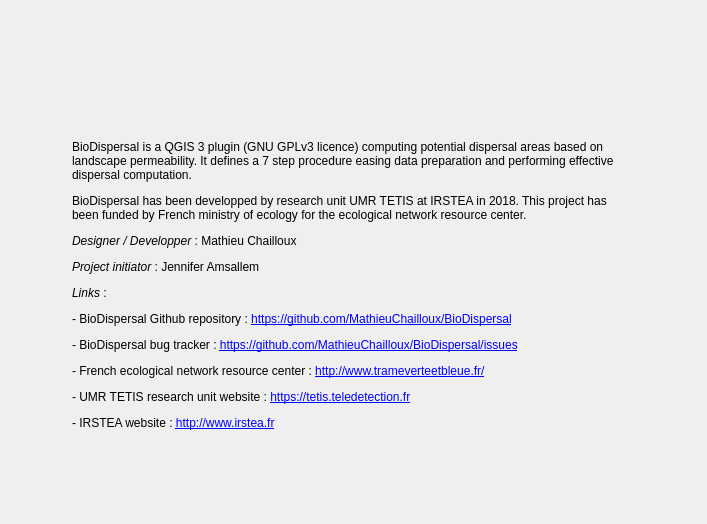
MathieuChailloux/BioDispersal, file BioDispersalAbout_dialog_base.ui: the form before one commit.
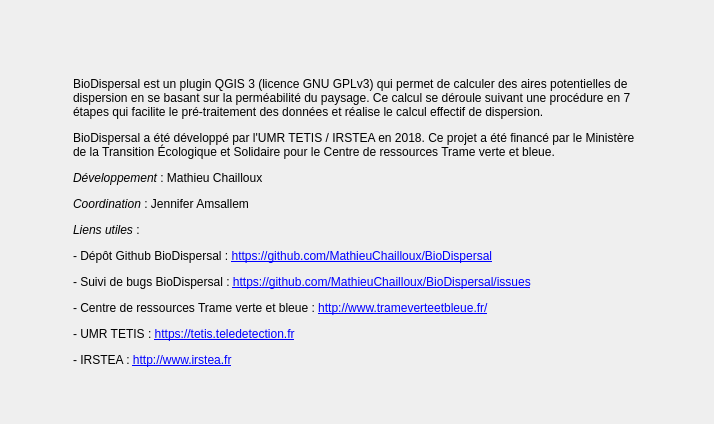
The form after the commit. Icons and pictures are not drawn.

Commit message: Welcome text + french version of about dialog

Diff of the .ui file:
```diff
--- a/BioDispersalAbout_dialog_base.ui
+++ b/BioDispersalAbout_dialog_base.ui
@@ -6,8 +6,8 @@
    <rect>
     <x>0</x>
     <y>0</y>
-    <width>707</width>
-    <height>524</height>
+    <width>714</width>
+    <height>424</height>
    </rect>
   </property>
   <property name="sizePolicy">
@@ -129,7 +129,7 @@
       </sizepolicy>
      </property>
      <property name="text">
-      <string>&lt;html&gt;&lt;head/&gt;&lt;body&gt;&lt;p&gt;&lt;br/&gt;&lt;/p&gt;&lt;p&gt;BioDispersal is a QGIS 3 plugin (GNU GPLv3 licence) computing potential dispersal areas based on landscape permeability. It defines a 7 step procedure easing data preparation and performing effective dispersal computation.&lt;/p&gt;&lt;p&gt;BioDispersal has been developped by research unit UMR TETIS at IRSTEA in 2018. This project has been funded by French ministry of ecology for the ecological network resource center.&lt;/p&gt;&lt;p&gt;&lt;span style=&quot; font-style:italic;&quot;&gt;Designer / Developper&lt;/span&gt; : Mathieu Chailloux&lt;/p&gt;&lt;p&gt;&lt;span style=&quot; font-style:italic;&quot;&gt;Project initiator&lt;/span&gt; : Jennifer Amsallem&lt;/p&gt;&lt;p&gt;&lt;span style=&quot; font-style:italic;&quot;&gt;Links&lt;/span&gt; :&lt;/p&gt;&lt;p&gt;- BioDispersal Github repository : &lt;a href=&quot;https://github.com/MathieuChailloux/BioDispersal&quot;&gt;&lt;span style=&quot; text-decoration: underline; color:#0000ff;&quot;&gt;https://github.com/MathieuChailloux/BioDispersal&lt;/span&gt;&lt;/a&gt;&lt;/p&gt;&lt;p&gt;- BioDispersal bug tracker : &lt;a href=&quot;https://github.com/MathieuChailloux/BioDispersal/issues&quot;&gt;&lt;span style=&quot; text-decoration: underline; color:#0000ff;&quot;&gt;https://github.com/MathieuChailloux/BioDispersal/issues&lt;/span&gt;&lt;/a&gt;&lt;/p&gt;&lt;p&gt;- French ecological network resource center : &lt;a href=&quot;http://www.trameverteetbleue.fr/&quot;&gt;&lt;span style=&quot; text-decoration: underline; color:#0000ff;&quot;&gt;http://www.trameverteetbleue.fr/&lt;/span&gt;&lt;/a&gt;&lt;/p&gt;&lt;p&gt;- UMR TETIS research unit website : &lt;a href=&quot;https://tetis.teledetection.fr&quot;&gt;&lt;span style=&quot; text-decoration: underline; color:#0000ff;&quot;&gt;https://tetis.teledetection.fr&lt;/span&gt;&lt;/a&gt;&lt;/p&gt;&lt;p&gt;- IRSTEA website : &lt;a href=&quot;http://www.irstea.fr&quot;&gt;&lt;span style=&quot; text-decoration: underline; color:#0000ff;&quot;&gt;http://www.irstea.fr&lt;/span&gt;&lt;/a&gt;&lt;br/&gt;&lt;/p&gt;&lt;/body&gt;&lt;/html&gt;</string>
+      <string>&lt;html&gt;&lt;head/&gt;&lt;body&gt;&lt;p&gt;BioDispersal est un plugin QGIS 3 (licence GNU GPLv3) qui permet de calculer des aires potentielles de dispersion en se basant sur la perméabilité du paysage. Ce calcul se déroule suivant une procédure en 7 étapes qui facilite le pré-traitement des données et réalise le calcul effectif de dispersion. &lt;/p&gt;&lt;p&gt;BioDispersal a été développé par l'UMR TETIS / IRSTEA en 2018. Ce projet a été financé par le Ministère de la Transition Écologique et Solidaire pour le Centre de ressources Trame verte et bleue.&lt;/p&gt;&lt;p&gt;&lt;span style=&quot; font-style:italic;&quot;&gt;Développement &lt;/span&gt;: Mathieu Chailloux&lt;/p&gt;&lt;p&gt;&lt;span style=&quot; font-style:italic;&quot;&gt;Coordination&lt;/span&gt; : Jennifer Amsallem&lt;/p&gt;&lt;p&gt;&lt;span style=&quot; font-style:italic;&quot;&gt;Liens utiles&lt;/span&gt; :&lt;/p&gt;&lt;p&gt;- Dépôt Github BioDispersal : &lt;a href=&quot;https://github.com/MathieuChailloux/BioDispersal&quot;&gt;&lt;span style=&quot; text-decoration: underline; color:#0000ff;&quot;&gt;https://github.com/MathieuChailloux/BioDispersal&lt;/span&gt;&lt;/a&gt;&lt;/p&gt;&lt;p&gt;- Suivi de bugs BioDispersal : &lt;a href=&quot;https://github.com/MathieuChailloux/BioDispersal/issues&quot;&gt;&lt;span style=&quot; text-decoration: underline; color:#0000ff;&quot;&gt;https://github.com/MathieuChailloux/BioDispersal/issues&lt;/span&gt;&lt;/a&gt;&lt;/p&gt;&lt;p&gt;- Centre de ressources Trame verte et bleue : &lt;a href=&quot;http://www.trameverteetbleue.fr/&quot;&gt;&lt;span style=&quot; text-decoration: underline; color:#0000ff;&quot;&gt;http://www.trameverteetbleue.fr/&lt;/span&gt;&lt;/a&gt;&lt;/p&gt;&lt;p&gt;- UMR TETIS : &lt;a href=&quot;https://tetis.teledetection.fr&quot;&gt;&lt;span style=&quot; text-decoration: underline; color:#0000ff;&quot;&gt;https://tetis.teledetection.fr&lt;/span&gt;&lt;/a&gt;&lt;/p&gt;&lt;p&gt;- IRSTEA : &lt;a href=&quot;http://www.irstea.fr&quot;&gt;&lt;span style=&quot; text-decoration: underline; color:#0000ff;&quot;&gt;http://www.irstea.fr&lt;/span&gt;&lt;/a&gt;&lt;/p&gt;&lt;/body&gt;&lt;/html&gt;</string>
      </property>
      <property name="wordWrap">
       <bool>true</bool>
```
Left out of the diff: 4 changed lines with no effect on the pictures. The commit also changes 1 other file.
